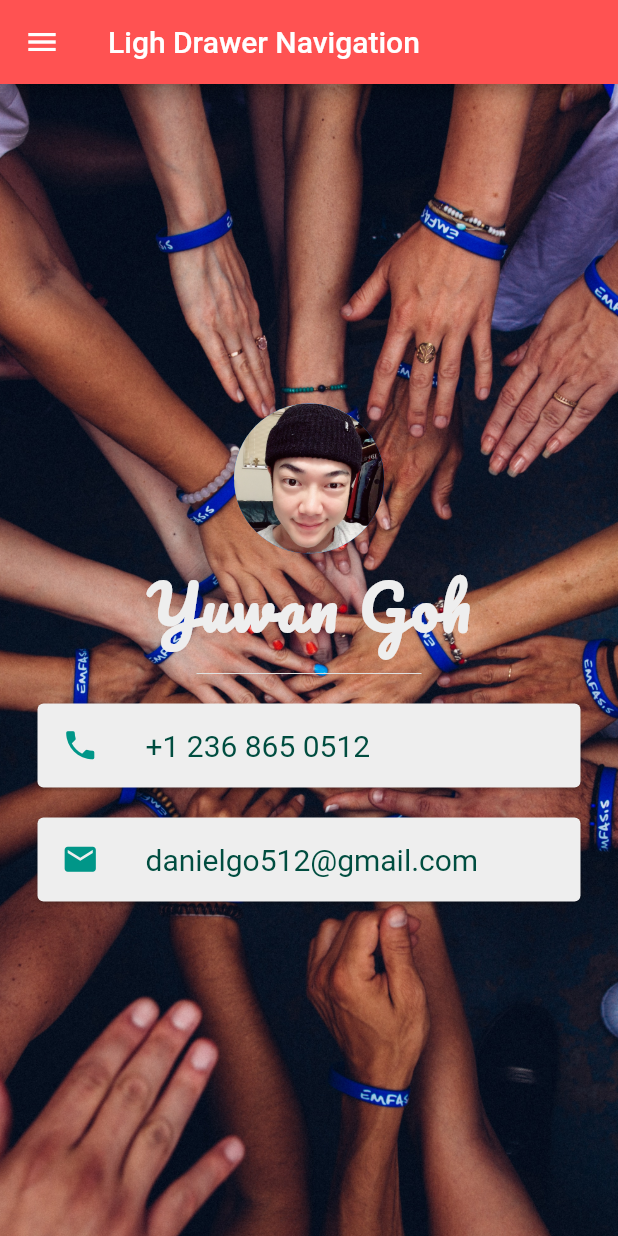
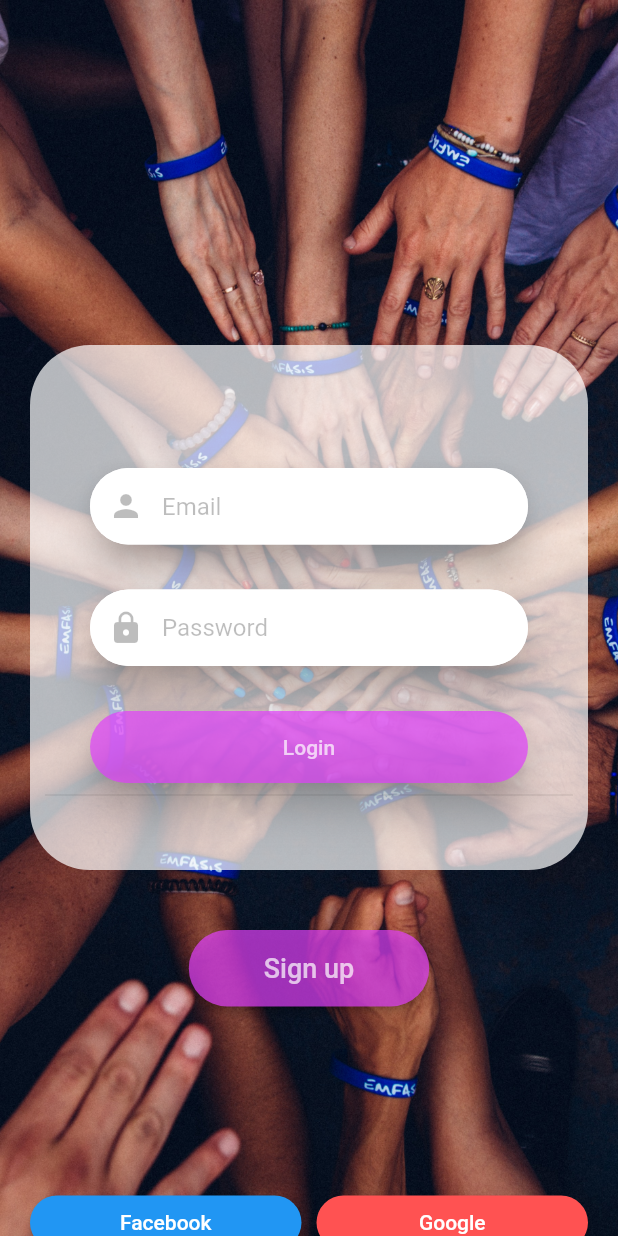
Before and after one commit to WanzGoh/Community_app_beta, a Flutter app: the screen it shows after launch, on a phone screen of 412 x 824 dp. Run offline on Flutter 3.47's test engine with Material 2 defaults, Android fonts, the phone set to English and light mode, and no system bars.

Commit message:
organized code and create login page and home page.

```diff
--- a/lib/main.dart
+++ b/lib/main.dart
@@ -1,9 +1,10 @@
-
-
 import 'package:comunity_app/drawer.dart';
+import 'package:comunity_app/pages/home_page.dart';
+import 'package:comunity_app/pages/login_Page.dart';
 import 'package:comunity_app/start.dart';
 import 'package:comunity_app/user.dart';
 import 'package:flutter/material.dart';
+import 'pages/home_page.dart';
 
 
 void main() => runApp(MyApp());
@@ -14,7 +15,7 @@ class MyApp extends StatelessWidget {
     return MaterialApp(
       theme: ThemeData(primaryColor: Colors.redAccent, accentColor: Colors.white),
       debugShowCheckedModeBanner: false,
-      home: LightDrawerPage(),
+      home: LoginPage(),
 
     );
   }
--- /dev/null
+++ b/lib/pages/login_Page.dart
@@ -0,0 +1,200 @@
+import 'package:comunity_app/exemple.dart';
+import 'package:comunity_app/pages/home_page.dart';
+import 'package:comunity_app/pages/registration_page.dart';
+import 'package:flutter/material.dart';
+
+class LoginPage extends StatelessWidget {
+  @override
+  Widget build(BuildContext context) {
+    return Container(
+      decoration: BoxDecoration(
+          image: DecorationImage(
+              image: AssetImage('images/hands.jpg'), fit: BoxFit.cover)),
+      child: ListView(
+        children: <Widget>[
+          SizedBox(
+            height: 200.0,
+          ),
+          SizedBox(
+            height: 10.0,
+          ),
+          Container(
+            padding: EdgeInsets.all(20.0),
+            child: Stack(
+              children: <Widget>[
+                ClipPath(
+                  child: Container(
+                    height: 350,
+                    padding: EdgeInsets.all(10.0),
+                    decoration: BoxDecoration(
+                      borderRadius: BorderRadius.all(Radius.circular(40.0)),
+                      color: Colors.white.withOpacity(0.7),
+                    ),
+                    child: Column(
+                      mainAxisAlignment: MainAxisAlignment.center,
+                      children: <Widget>[
+                        SizedBox(
+                          height: 10.0,
+                        ),
+                        Card(
+                          // user input
+                          margin: EdgeInsets.only(left: 30, right: 30, top: 30),
+                          elevation: 11,
+                          shape: RoundedRectangleBorder(
+                              borderRadius:
+                                  BorderRadius.all(Radius.circular(40))),
+                          child: TextField(
+                            decoration: InputDecoration(
+                                prefixIcon: Icon(
+                                  Icons.person,
+                                  color: Colors.black26,
+                                ),
+                                hintText: "Email",
+                                hintStyle: TextStyle(color: Colors.black26),
+                                filled: true,
+                                fillColor: Colors.white,
+                                border: OutlineInputBorder(
+                                    borderSide: BorderSide.none,
+                                    borderRadius: BorderRadius.all(
+                                        Radius.circular(40.0))),
+                                contentPadding: EdgeInsets.symmetric(
+                                    horizontal: 20.0, vertical: 16.0)),
+                          ),
+                        ),
+                        Card(
+                          margin: EdgeInsets.only(left: 30, right: 30, top: 30),
+                          elevation: 11,
+                          shape: RoundedRectangleBorder(
+                              borderRadius:
+                                  BorderRadius.all(Radius.circular(40))),
+                          child: TextField(
+                            decoration: InputDecoration(
+                                prefixIcon: Icon(
+                                  Icons.lock,
+                                  color: Colors.black26,
+                                ),
+                                hintText: "Password",
+                                hintStyle: TextStyle(color: Colors.black26),
+                                filled: true,
+                                fillColor: Colors.white,
+                                border: OutlineInputBorder(
+                                    borderSide: BorderSide.none,
+                                    borderRadius: BorderRadius.all(
+                                        Radius.circular(40.0))),
+                                contentPadding: EdgeInsets.symmetric(
+                                    horizontal: 20.0, vertical: 16.0)),
+                          ),
+                        ),
+                        Container(
+                          width: double.infinity,
+                          padding: EdgeInsets.only(
+                              top: 30.0, left: 30.0, right: 30.0),
+                          child: RaisedButton(
+                            padding: EdgeInsets.symmetric(vertical: 16.0),
+                            color: Colors.purpleAccent.withOpacity(0.7),
+                            onPressed: () =>{
+                              Navigator.of(context).push(
+                              MaterialPageRoute(builder: (context) =>HomePage()))
+                            },
+                            elevation: 11,
+                            shape: RoundedRectangleBorder(
+                                borderRadius:
+                                    BorderRadius.all(Radius.circular(40))),
+                            child: Text(
+                              "Login",
+                              style: TextStyle(color: Colors.white70),
+                            ),
+                          ),
+                        ),
+                        Divider(),
+                      ],
+                    ),
+                  ),
+                )
+              ],
+            ),
+          ),
+          SizedBox(
+            height: 20.0,
+          ),
+          Container(
+              child: Row(
+            mainAxisAlignment: MainAxisAlignment.center,
+            children: <Widget>[
+              RaisedButton(
+                  padding:
+                      EdgeInsets.symmetric(vertical: 15.0, horizontal: 50.0),
+                  color: Colors.purpleAccent.withOpacity(0.7),
+                  shape: RoundedRectangleBorder(
+                      borderRadius: BorderRadius.all(Radius.circular(40))),
+                  onPressed: () {
+                    Navigator.push(
+                        context,
+                        MaterialPageRoute(
+                            builder: (BuildContext context) => SignUpPage()));
+                  },
+                  child: Text(
+                    "Sign up",
+                    style: TextStyle(color: Colors.white70, fontSize: 18.0),
+                  ))
+            ],
+          )),
+          SizedBox(
+            height: 100,
+          ),
+          Align(
+              alignment: Alignment.bottomCenter,
+              child: Column(
+                mainAxisAlignment: MainAxisAlignment.end,
+                children: <Widget>[
+                  Container(
+                    child: Column(
+                      children: <Widget>[
+
+                      ],
+                    ),
+
+                  ),
+                  SizedBox(
+                    height: 20.0,
+                  ),
+                  Row(
+                    children: <Widget>[
+                      SizedBox(
+                        width: 20.0,
+                      ),
+                      Expanded(
+                          child: RaisedButton(
+                        child: Text("Facebook"),
+                        textColor: Colors.white,
+                        color: Colors.blue,
+                        shape: RoundedRectangleBorder(
+                            borderRadius:
+                                BorderRadius.all(Radius.circular(40))),
+                        onPressed: () {},
+                      )),
+                      SizedBox(
+                        width: 10.0,
+                      ),
+                      Expanded(
+                          child: RaisedButton(
+                        child: Text("Google"),
+                        textColor: Colors.white,
+                        color: Colors.redAccent,
+                        shape: RoundedRectangleBorder(
+                            borderRadius:
+                                BorderRadius.all(Radius.circular(40))),
+                        onPressed: () {},
+                      )),
+                      SizedBox(
+                        width: 20.0,
+                      ),
+                    ],
+                  ),
+                ],
+              ))
+        ],
+      ),
+    );
+  }
+}
--- a/pubspec.yaml
+++ b/pubspec.yaml
@@ -32,9 +32,13 @@ flutter:
     - images/hands.jpg
     - images/yuwanTestPic.jpeg
     - images/ITDCanada_Logo.png
+    - images/friendship.jpg
 
 
   fonts:
     - family: Pacifico
       fonts:
         - asset: fonts/Pacifico-Regular.ttf
+    - family: OpenSans
+      fonts:
+        - asset: fonts/OpenSans-Regular.ttf
```
Also changed, not shown: lib/drawer.dart (+34 -24 lines), lib/exemple.dart (added, +99 -0 lines), lib/pages/home_page.dart (added, +119 -0 lines), lib/pages/registration_page.dart (added, +10 -0 lines), lib/start.dart (+4 -3 lines), fonts/OpenSans-Regular.ttf (added), images/friendship.jpg (added).
